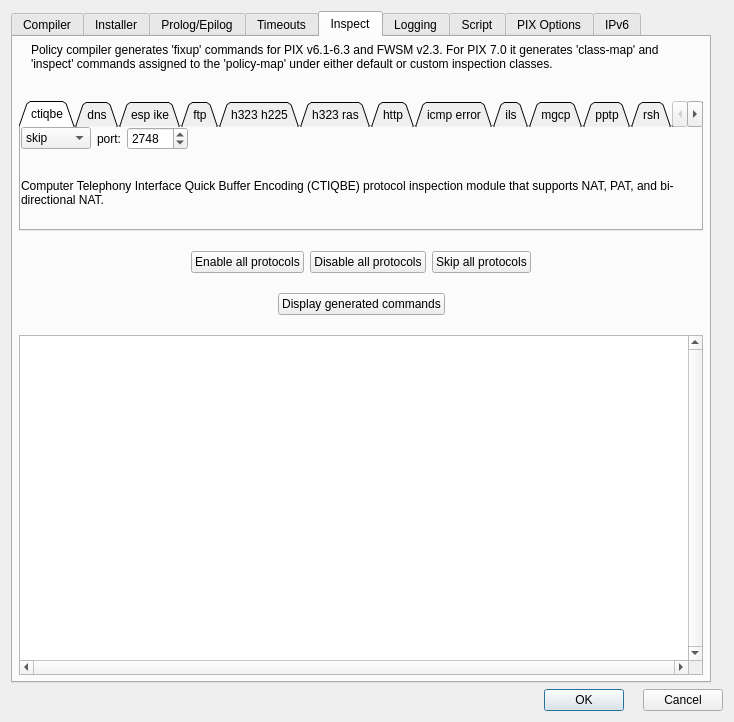
Before: the Qt Designer form src/gui/pixadvanceddialog_q.ui in fwbuilder/fwbuilder, drawn with Qt 5.
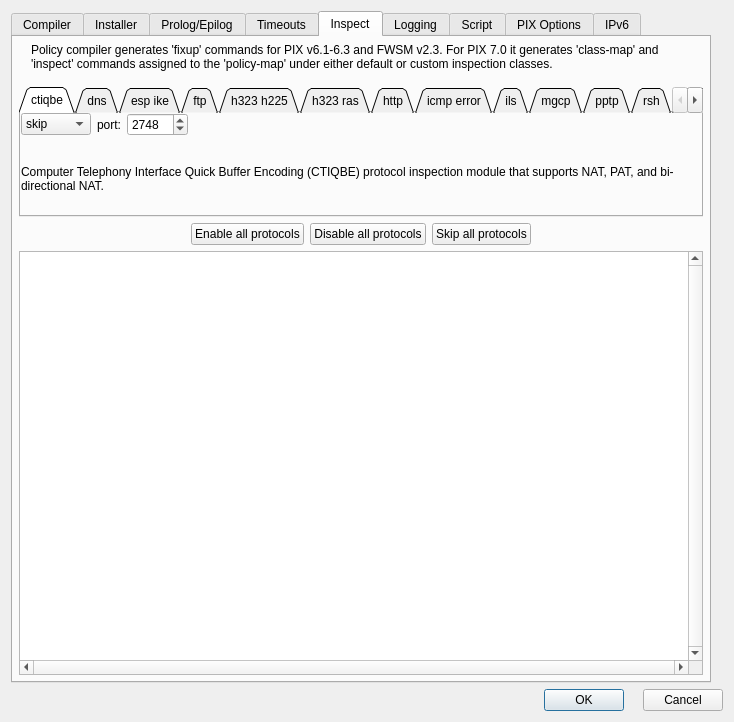
After: the same form once the commit is applied. The open tabs and pages were chosen to show the change.

What changed in the file:
```diff
--- a/src/gui/pixadvanceddialog_q.ui
+++ b/src/gui/pixadvanceddialog_q.ui
@@ -1380,7 +1380,7 @@
       </attribute>
       <layout class="QGridLayout" >
        <property name="verticalSpacing" >
-        <number>20</number>
+        <number>6</number>
        </property>
        <property name="margin" >
         <number>6</number>
@@ -1401,7 +1401,7 @@
          </property>
         </widget>
        </item>
-       <item row="5" column="0" >
+       <item row="4" column="0" >
         <widget class="QTextEdit" name="pix_generated_fixup" >
          <property name="verticalScrollBarPolicy" >
           <enum>Qt::ScrollBarAlwaysOn</enum>
@@ -1468,49 +1468,6 @@
          </item>
         </layout>
        </item>
-       <item row="4" column="0" >
-        <layout class="QHBoxLayout" >
-         <item>
-          <spacer>
-           <property name="orientation" >
-            <enum>Qt::Horizontal</enum>
-           </property>
-           <property name="sizeType" >
-            <enum>QSizePolicy::Expanding</enum>
-           </property>
-           <property name="sizeHint" stdset="0" >
-            <size>
-             <width>170</width>
-             <height>20</height>
-            </size>
-           </property>
-          </spacer>
-         </item>
-         <item>
-          <widget class="QPushButton" name="displayCommandsButton" >
-           <property name="text" >
-            <string>Display generated commands</string>
-           </property>
-          </widget>
-         </item>
-         <item>
-          <spacer>
-           <property name="orientation" >
-            <enum>Qt::Horizontal</enum>
-           </property>
-           <property name="sizeType" >
-            <enum>QSizePolicy::Expanding</enum>
-           </property>
-           <property name="sizeHint" stdset="0" >
-            <size>
-             <width>40</width>
-             <height>20</height>
-            </size>
-           </property>
-          </spacer>
-         </item>
-        </layout>
-       </item>
        <item row="2" column="0" >
         <widget class="QTabWidget" name="fixup_notebook" >
          <property name="sizePolicy" >
```
Left out of the diff: 19 changed lines with no effect on the pictures.
